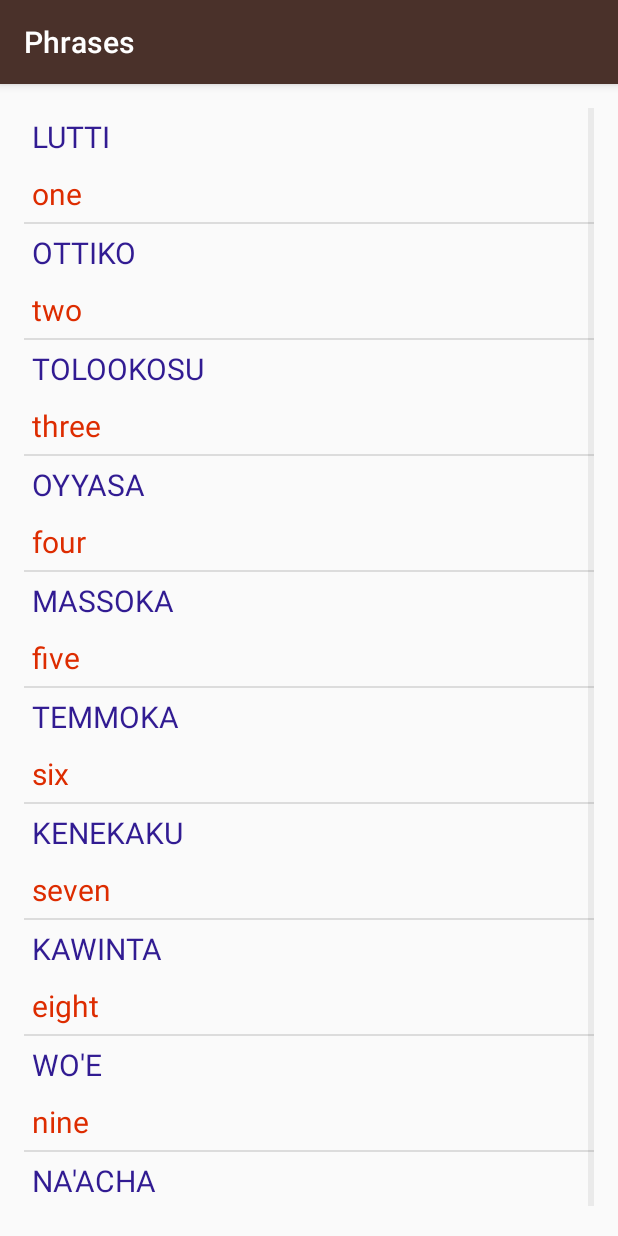
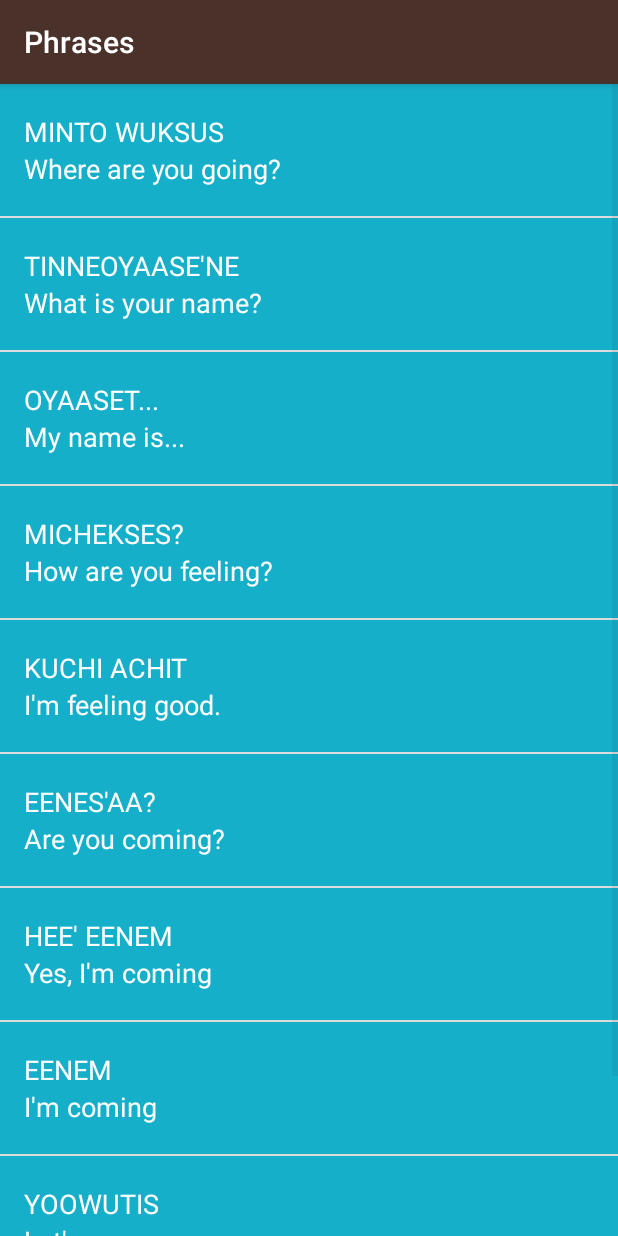
Before and after one commit to digitalfinesse/miwok, an Android app: the PhrasesActivity screen opened directly, with no data from a screen before it, on a phone screen of 412 x 824 dp. Run offline under Robolectric (Android 15) with nearby library versions, the phone set to English and light mode, and no system bars.

Commit message:
chsnge colors for different activity

```diff
--- a/app/src/main/java/com/example/android/miwok/PhrasesActivity.java
+++ b/app/src/main/java/com/example/android/miwok/PhrasesActivity.java
@@ -16,18 +16,18 @@ public class PhrasesActivity extends AppCompatActivity {
 
         ArrayList<Word> words = new ArrayList<Word>();
 
-        words.add(new Word("one", "lutti"));
-        words.add(new Word("two", "ottiko"));
-        words.add(new Word("three", "tolookosu"));
-        words.add(new Word("four", "oyyasa"));
-        words.add(new Word("five", "massoka"));
-        words.add(new Word("six", "temmoka"));
-        words.add(new Word("seven", "kenekaku"));
-        words.add(new Word("eight", "kawinta"));
-        words.add(new Word("nine", "wo'e"));
-        words.add(new Word("ten", "na'acha"));
+        words.add(new Word("Where are you going?", "minto wuksus"));
+        words.add(new Word("What is your name?", "tinneoyaase'ne"));
+        words.add(new Word("My name is...", "oyaaset..."));
+        words.add(new Word("How are you feeling?", "michekses?"));
+        words.add(new Word("I'm feeling good.", "kuchi achit"));
+        words.add(new Word("Are you coming?", "eenes'aa?"));
+        words.add(new Word("Yes, I'm coming", "hee' eenem"));
+        words.add(new Word("I'm coming", "eenem"));
+        words.add(new Word("Let's go", "yoowutis"));
+        words.add(new Word("Come here", "enni'nem"));
 
-        WordAdapter adapter = new WordAdapter(this, words);
+        WordAdapter adapter = new WordAdapter(this, words, R.color.category_phrases);
 
         ListView listView = (ListView) findViewById(R.id.list_item);
 
--- a/app/src/main/java/com/example/android/miwok/Word.java
+++ b/app/src/main/java/com/example/android/miwok/Word.java
@@ -3,21 +3,29 @@ package com.example.android.miwok;
 public class Word {
 
     private String mDefaultTranslation;
+    private String mMiwokTranslation;
+    private int mImageResourceId = NO_IMAGE_PROVIDED;
 
-    private String mMiwokTranslation;
+    private static final int NO_IMAGE_PROVIDED = -1;
 
     public Word(String defaultTranslation, String miwokTranslation) {
         mDefaultTranslation = defaultTranslation;
         mMiwokTranslation = miwokTranslation;
     }
 
+    public Word(String defaultTranslation, String miwokTranslation, int imageResourceId) {
+        mDefaultTranslation = defaultTranslation;
+        mMiwokTranslation = miwokTranslation;
+        mImageResourceId = imageResourceId;
+    }
+
     public String getDefaultTranslation() {
         return mDefaultTranslation;
     }
 
-    public String getMiwokTranslation() {
-        return mMiwokTranslation;
-    }
+    public String getMiwokTranslation() { return mMiwokTranslation; }
 
+    public int getImageResourceId() { return mImageResourceId; }
 
+    public boolean hasImage() { return mImageResourceId != NO_IMAGE_PROVIDED; }
 }
--- a/app/src/main/java/com/example/android/miwok/WordAdapter.java
+++ b/app/src/main/java/com/example/android/miwok/WordAdapter.java
@@ -5,15 +5,26 @@ import android.content.Context;
 import android.support.annotation.LayoutRes;
 import android.support.annotation.NonNull;
 import android.support.annotation.Nullable;
+import android.support.v4.content.ContextCompat;
 import android.view.LayoutInflater;
 import android.view.View;
 import android.view.ViewGroup;
 import android.widget.ArrayAdapter;
+import android.widget.ImageView;
 import android.widget.TextView;
 
 import java.util.ArrayList;
 
+
 public class WordAdapter extends ArrayAdapter<Word> {
+
+    private int mColorResourceId;
+
+    public WordAdapter(Context context, ArrayList<Word> words, int colorResourceId) {
+        super(context, 0, words);
+        mColorResourceId = colorResourceId;
+    }
+
     @NonNull
     @Override
     public View getView(int position, @Nullable View convertView, @NonNull ViewGroup parent) {
@@ -33,12 +44,21 @@ public class WordAdapter extends ArrayAdapter<Word> {
         TextView defaultTextView = (TextView) listItemView.findViewById(R.id.default_text_view);
         defaultTextView.setText(local_word.getDefaultTranslation());
 
+        ImageView imageView = (ImageView) listItemView.findViewById((R.id.image));
+
+        if (local_word.hasImage()) {
+            imageView.setImageResource(local_word.getImageResourceId());
+            imageView.setVisibility(View.VISIBLE);
+        } else {
+            imageView.setVisibility(View.GONE);
+        }
+
+        View textContainer = listItemView.findViewById(R.id.text_container);
+        int color = ContextCompat.getColor(getContext(), mColorResourceId);
+        textContainer.setBackgroundColor(color);
+
         return listItemView;  // super.getView(position, convertView, parent);
     }
 
-    public WordAdapter(Context context, ArrayList<Word> words) {
 
-        super(context, 0, words);
-
-    }
 }
--- a/app/src/main/res/layout/list_item.xml
+++ b/app/src/main/res/layout/list_item.xml
@@ -1,24 +1,46 @@
 <?xml version="1.0" encoding="utf-8"?>
 <LinearLayout xmlns:android="http://schemas.android.com/apk/res/android"
+    xmlns:tools="http://schemas.android.com/tools"
     android:layout_width="match_parent"
     android:layout_height="match_parent"
-    android:orientation="vertical">
+    android:background="@color/tan_background"
+    android:minHeight="@dimen/list_item_height"
+    android:orientation="horizontal">
+
+    <ImageView
+        android:id="@+id/image"
+        android:layout_width="@dimen/list_item_height"
+        android:layout_height="@dimen/list_item_height" />
+
+    <LinearLayout
+        android:layout_width="match_parent"
+        android:layout_height="match_parent"
+        android:orientation="vertical"
+        android:paddingLeft="16dp"
+        android:id="@+id/text_container">
 
         <TextView
             android:id="@+id/miwok_text_view"
             android:layout_width="match_parent"
             android:layout_height="wrap_content"
-        android:textSize="20sp"
-        android:layout_margin="5dp"
-        android:textColor="#311b92"
-        android:textAllCaps="true"/>
+            android:layout_weight="1"
+            android:height="0dp"
+            android:gravity="bottom"
+            android:textAllCaps="true"
+            android:textAppearance="?android:textAppearanceMedium"
+            android:textColor="@android:color/white"
+            tools:text="miwok word" />
 
         <TextView
             android:id="@+id/default_text_view"
             android:layout_width="match_parent"
             android:layout_height="wrap_content"
-        android:textSize="20sp"
-        android:layout_margin="5dp"
-        android:textColor="#dd2c00"/>
+            android:layout_weight="1"
+            android:height="0dp"
+            android:gravity="top"
+            android:textAppearance="?android:textAppearanceMedium"
+            android:textColor="@android:color/white"
+            tools:text="translate word" />
+    </LinearLayout>
 
 </LinearLayout>
--- a/app/src/main/res/layout/word_list.xml
+++ b/app/src/main/res/layout/word_list.xml
@@ -5,8 +5,4 @@
     android:layout_width="match_parent"
     android:layout_height="match_parent"
     android:orientation="vertical"
-    android:paddingBottom="@dimen/activity_vertical_margin"
-    android:paddingLeft="16dp"
-    android:paddingRight="16dp"
-    android:paddingTop="@dimen/activity_vertical_margin"
     tools:context="com.example.android.miwok.NumbersActivity" />
--- a/app/src/main/res/values/dimens.xml
+++ b/app/src/main/res/values/dimens.xml
@@ -16,6 +16,4 @@
     <!-- Height of each list item -->
     <dimen name="list_item_height">88dp</dimen>
     <!-- Default screen margins, per the Android Design guidelines. -->
-    <dimen name="activity_horizontal_margin">16dp</dimen>
-    <dimen name="activity_vertical_margin">16dp</dimen>
 </resources>
```
Also changed, not shown: app/src/main/java/com/example/android/miwok/ColorsActivity.java (+9 -11 lines), app/src/main/java/com/example/android/miwok/FamilyActivity.java (+11 -11 lines), app/src/main/java/com/example/android/miwok/NumbersActivity.java (+11 -11 lines). Lines whose indentation alone changed are shown as unchanged.
